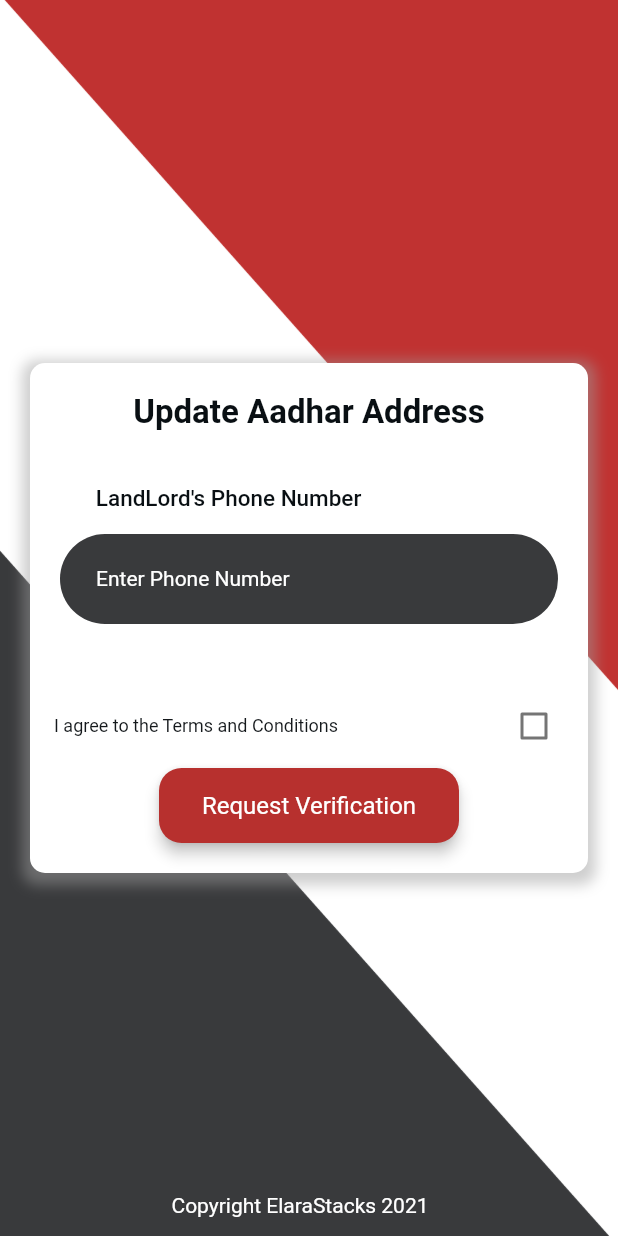
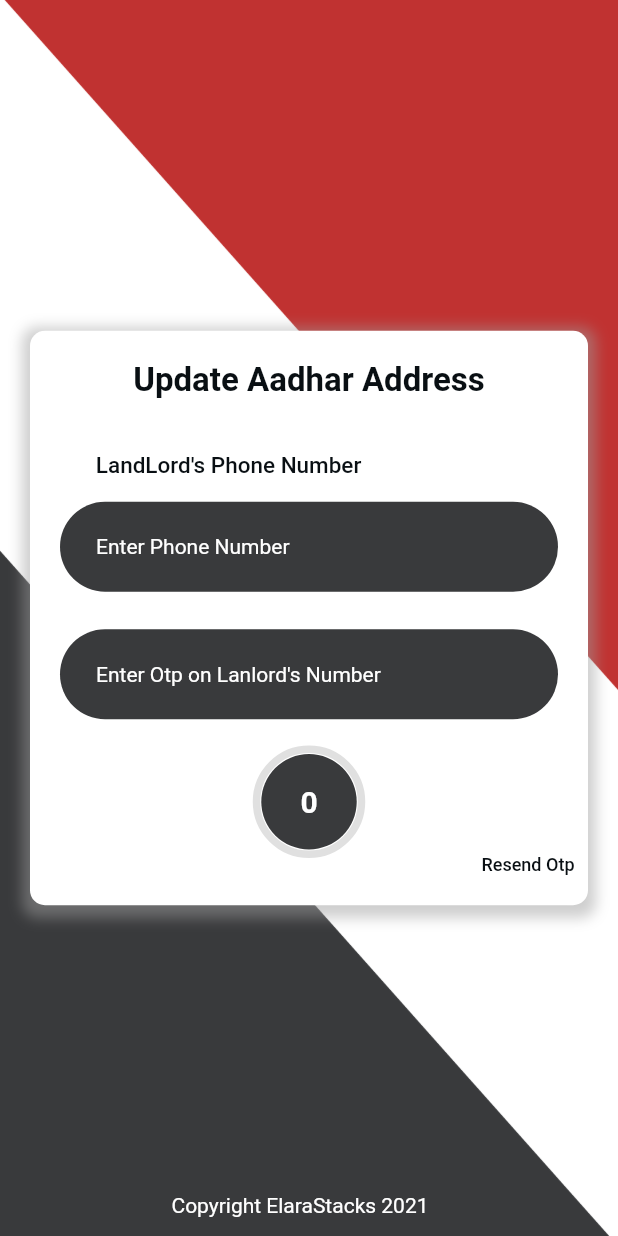
Before and after one commit to AkshatRastogi-1nC0re/aadharAddressUpdate, a Flutter app: the LoginCopyWidget screen opened directly, after a tap on "Request Verification", on a phone screen of 412 x 824 dp. Run offline on Flutter 3.47's test engine with Material 2 defaults, Android fonts, the phone set to English and light mode, and no system bars; drawn by our look-alikes of auto_size_text, circular_countdown_timer; our stand-ins replace animated_splash_screen, flip_card, font_awesome_flutter, google_fonts, page_transition, pinput and 1 more; missing offline and left inert: slide_popup_dialog; Roboto replaces fonts that are missing (Lexend Deca).

Commit message:
update page done
Co-Authored-By: AKSHAT RASTOGI <71638737+AkshatRastogi-1nC0re@users.noreply.github.com>
Co-Authored-By: Aditi <76552379+Sparke396@users.noreply.github.com>
Co-Authored-By: Udyan Sharma <16120368+udyan2@users.noreply.github.com>

```diff
--- a/lib/login_copy/login_copy_widget.dart
+++ b/lib/login_copy/login_copy_widget.dart
@@ -3,6 +3,7 @@ import '../flutter_flow/flutter_flow_util.dart';
 import '../flutter_flow/flutter_flow_widgets.dart';
 import 'package:flutter/material.dart';
 import 'package:google_fonts/google_fonts.dart';
+import 'package:circular_countdown_timer/circular_countdown_timer.dart';
 
 class LoginCopyWidget extends StatefulWidget {
   LoginCopyWidget({Key key}) : super(key: key);
@@ -22,6 +23,10 @@ class _LoginCopyWidgetState extends State<LoginCopyWidget> {
     super.initState();
     textController = TextEditingController();
   }
+
+  CountDownController _controller = CountDownController();
+
+  bool isTimer=false;
 
   @override
   Widget build(BuildContext context) {
@@ -141,7 +146,61 @@ class _LoginCopyWidgetState extends State<LoginCopyWidget> {
                         ),
                       ),
                     ),
-                    Padding(
+                    isTimer==true?Padding(
+                      padding: EdgeInsetsDirectional.fromSTEB(20, 15, 20, 10),
+                      child: Container(
+                        width: double.infinity,
+                        height: 60,
+                        decoration: BoxDecoration(
+                          color: Color(0xFF393A3C),
+                          borderRadius: BorderRadius.circular(30),
+                        ),
+                        child: Align(
+                          alignment: AlignmentDirectional(-1, -0.05),
+                          child: Padding(
+                            padding:
+                            EdgeInsetsDirectional.fromSTEB(12, 0, 20, 0),
+                            child: TextFormField(
+                              controller: textController,
+                              obscureText: false,
+                              decoration: InputDecoration(
+                                hintText: "Enter Otp on Lanlord's Number",
+                                hintStyle: FlutterFlowTheme.bodyText1.override(
+                                  fontFamily: 'Lexend Deca',
+                                  color: FlutterFlowTheme.tertiaryColor,
+                                ),
+                                enabledBorder: OutlineInputBorder(
+                                  borderSide: BorderSide(
+                                    color: Color(0x00000000),
+                                    width: 1,
+                                  ),
+                                  borderRadius: const BorderRadius.only(
+                                    topLeft: Radius.circular(4.0),
+                                    topRight: Radius.circular(4.0),
+                                  ),
+                                ),
+                                focusedBorder: OutlineInputBorder(
+                                  borderSide: BorderSide(
+                                    color: Color(0x00000000),
+                                    width: 1,
+                                  ),
+                                  borderRadius: const BorderRadius.only(
+                                    topLeft: Radius.circular(4.0),
+                                    topRight: Radius.circular(4.0),
+                                  ),
+                                ),
+                              ),
+                              style: FlutterFlowTheme.bodyText1.override(
+                                fontFamily: 'Lexend Deca',
+                                color: FlutterFlowTheme.tertiaryColor,
+                              ),
+                              keyboardType: TextInputType.number,
+                            ),
+                          ),
+                        ),
+                      ),
+                    ):Center(),
+                    isTimer==false?Padding(
                       padding: EdgeInsetsDirectional.fromSTEB(0, 30, 0, 0),
                       child: CheckboxListTile(
                         value: checkboxListTileValue ??= false,
@@ -160,10 +219,47 @@ class _LoginCopyWidgetState extends State<LoginCopyWidget> {
                         dense: false,
                         controlAffinity: ListTileControlAffinity.trailing,
                       ),
-                    ),
-                    FFButtonWidget(
+                    ):Center(),
+                    isTimer==true?Padding(
+                      padding: EdgeInsets.only(top: 10),
+                      child: CircularCountDownTimer(
+                        duration: 900,
+                        initialDuration: 0,
+                        controller: _controller,
+                        width: 70,
+                        height: 70,
+                        ringColor: Colors.grey[300],
+                        ringGradient: null,
+                        fillColor: Color(0xffc03231),
+                        fillGradient: null,
+                        backgroundColor: Color(0xff393a3c),
+                        backgroundGradient: null,
+                        // strokeWidth: 20.0,
+                        strokeCap: StrokeCap.round,
+                        textStyle: TextStyle(
+                            fontSize: 20.0, color: Colors.white, fontWeight: FontWeight.bold),
+                        textFormat: CountdownTextFormat.S,
+                        isReverse: false,
+                        isReverseAnimation: false,
+                        isTimerTextShown: true,
+                        autoStart: true,
+                        onStart: () {
+                          print('Countdown Started');
+                        },
+                        onComplete: () {
+                          print('Countdown Ended');
+                        },
+                      ),
+                    ):FFButtonWidget(
                       onPressed: () {
-                        print('Button pressed ...');
+                        setState(() {
+
+
+                        });
+                        isTimer=true;
+                        _controller.start();
+
+
                       },
                       text: 'Request Verification',
                       options: FFButtonOptions(
@@ -179,7 +275,25 @@ class _LoginCopyWidgetState extends State<LoginCopyWidget> {
                         borderRadius: 15,
                       ),
                       loading: _loadingButton,
-                    )
+                    ),
+                    isTimer==true?GestureDetector(
+                      onTap: (){
+                        _controller.start();
+                      },
+                      child: Align(
+                        alignment: Alignment.centerRight,
+                        child: Text(
+                          'Resend Otp   ',
+                          style: FlutterFlowTheme.bodyText1.override(
+                            fontFamily: 'Lexend Deca',
+                            color: FlutterFlowTheme.dark900,
+                            fontSize: 12,
+                            fontWeight: FontWeight.w500,
+                          ),
+                        ),
+                      ),
+                    ):Center(),
+
                   ],
                 ),
               ),
--- a/pubspec.yaml
+++ b/pubspec.yaml
@@ -42,7 +42,7 @@ dependencies:
   slide_popup_dialog: ^0.0.2
   pinput: ^1.2.0
   flip_card: ^0.5.0
-
+  circular_countdown_timer: ^0.2.0
 
   # The following adds the Cupertino Icons font to your application.
   # Use with the CupertinoIcons class for iOS style icons.
```
Also changed, not shown: pubspec.lock.
